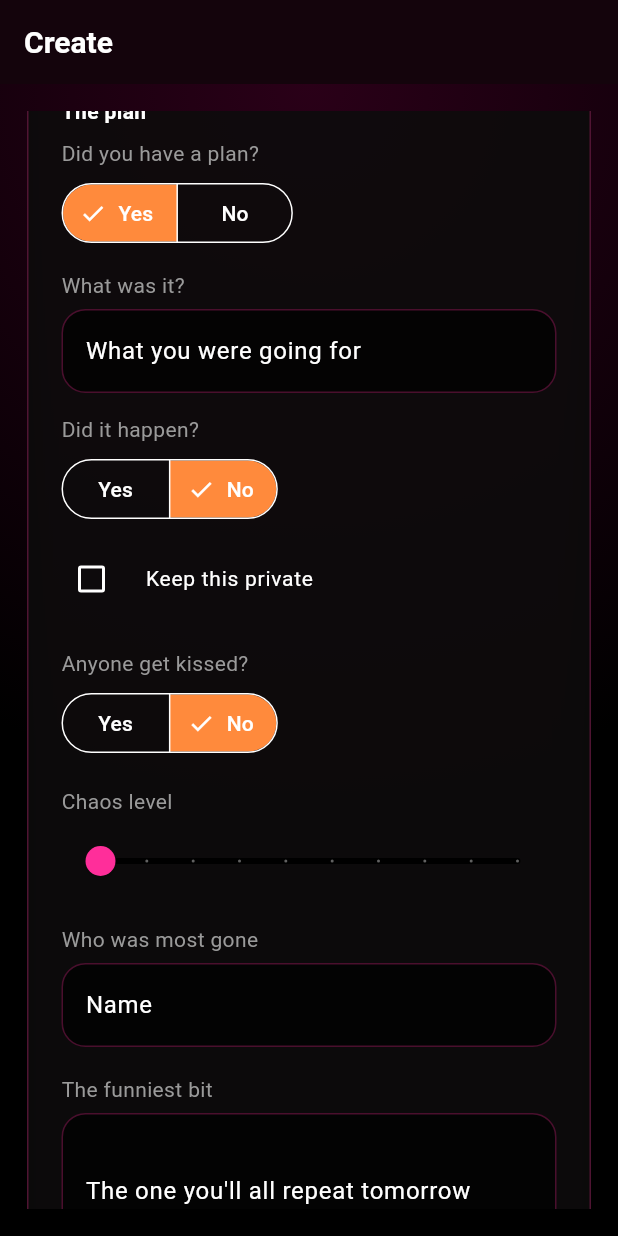
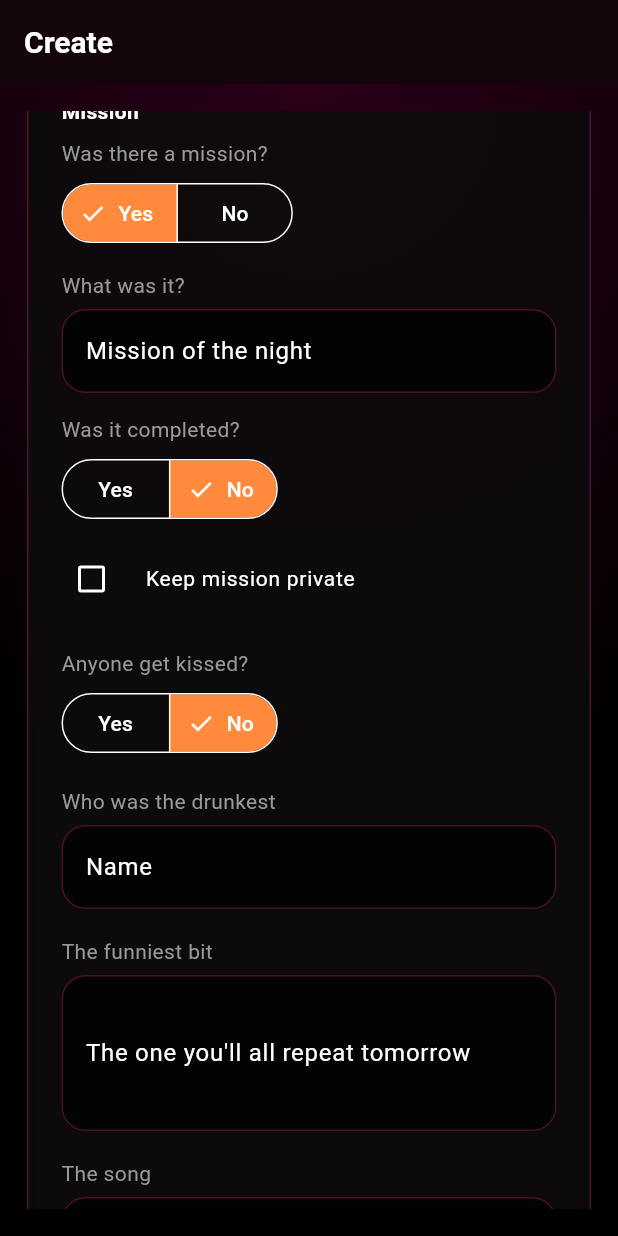
Before and after one commit to sallyrobinreeve-svg/mynightcap, a Flutter app: the EntryEditorScreen screen opened directly, scrolled down 576 dp, after a tap on "Yes", on a phone screen of 412 x 824 dp. Run offline on Flutter 3.47's test engine with Material 3 defaults, Android fonts, the phone set to English and light mode, and no system bars; our stand-ins replace flutter_riverpod, go_router, image_picker, shared_preferences, supabase_flutter, video_player; accounts and stored records are empty; network calls fail.

Commit message:
Restore mission copy, drunkest prompt, and notable mentions.
Drop the chaos slider so the only rating is Rate the night. Keep the
kiss prompt and yes/no toggles.

Co-authored-by: sallyrobinreeve <sallyrobinreeve@icloud.com>

```diff
--- a/flutter_app/lib/data/prompts.dart
+++ b/flutter_app/lib/data/prompts.dart
@@ -28,8 +28,9 @@ class PromptDefinition {
   final bool canBePrivate;
 }
 
+const hiddenPromptIds = {'chaos'};
+
 const defaultPromptIds = [
-  'chaos',
   'whoWasDrunkest',
   'funniestThing',
   'songOfNight',
@@ -39,14 +40,8 @@ const defaultPromptIds = [
 
 const promptDefinitions = [
   PromptDefinition(
-    id: 'chaos',
-    label: 'Chaos level',
-    category: 'Recap',
-    inputType: PromptInputType.slider,
-  ),
-  PromptDefinition(
     id: 'whoWasDrunkest',
-    label: 'Who was most gone',
+    label: 'Who was the drunkest',
     category: 'Recap',
     inputType: PromptInputType.text,
     placeholder: 'Name',
@@ -105,23 +100,23 @@ const promptDefinitions = [
   ),
   PromptDefinition(
     id: 'tonightsObjective',
-    label: 'The plan',
-    category: 'The plan',
+    label: 'Mission of the night',
+    category: 'Mission',
     inputType: PromptInputType.text,
-    placeholder: 'What you were going for',
+    placeholder: 'What was the mission?',
   ),
   PromptDefinition(
     id: 'missionResult',
-    label: 'Did it land?',
-    category: 'The plan',
+    label: 'Mission result',
+    category: 'Mission',
     inputType: PromptInputType.text,
   ),
   PromptDefinition(
     id: 'generalComment',
-    label: 'Anything else',
+    label: 'Notable mentions',
     category: 'Reflection',
     inputType: PromptInputType.textarea,
-    placeholder: 'The rest of it',
+    placeholder: 'Anyone or anything else worth logging',
     canBePrivate: true,
   ),
   PromptDefinition(
@@ -160,7 +155,8 @@ List<PromptDefinition> extraPrompts() {
   final defaults = defaultPromptIds.toSet();
   return [
     for (final prompt in promptDefinitions)
-      if (!defaults.contains(prompt.id)) prompt,
+      if (!defaults.contains(prompt.id) && !hiddenPromptIds.contains(prompt.id))
+        prompt,
   ];
 }
 
--- a/flutter_app/lib/models/leaderboard_models.dart
+++ b/flutter_app/lib/models/leaderboard_models.dart
@@ -34,7 +34,7 @@ extension LeaderboardSortLabel on LeaderboardSort {
   String get title => switch (this) {
     LeaderboardSort.entries => 'Most entries',
     LeaderboardSort.rating => 'Highest avg rating',
-    LeaderboardSort.missions => 'Plans that landed',
+    LeaderboardSort.missions => 'Missions completed',
     LeaderboardSort.kisses => 'Kiss count',
     LeaderboardSort.clubVisits => 'Top club visits',
   };
--- a/flutter_app/lib/screens/entry_editor_screen.dart
+++ b/flutter_app/lib/screens/entry_editor_screen.dart
@@ -235,7 +235,7 @@ class _EntryEditorScreenState extends State<EntryEditorScreen> {
                   },
                 ),
                 const SizedBox(height: 12),
-                const Text('Rating'),
+                const Text('Rate the night'),
                 const SizedBox(height: 8),
                 Wrap(
                   spacing: 8,
--- a/flutter_app/lib/screens/feed_friends_screens.dart
+++ b/flutter_app/lib/screens/feed_friends_screens.dart
@@ -246,7 +246,7 @@ class FeedEntryCard extends StatelessWidget {
             if (entry.mission != null && entry.mission!.isNotEmpty) ...[
               const SizedBox(height: 8),
               Text(
-                'The plan: ${entry.mission}',
+                'Mission: ${entry.mission}',
                 maxLines: 1,
                 overflow: TextOverflow.ellipsis,
                 style: const TextStyle(color: NightColors.muted),
--- a/flutter_app/lib/widgets/entry_prompt_sections.dart
+++ b/flutter_app/lib/widgets/entry_prompt_sections.dart
@@ -61,9 +61,9 @@ class _MissionPromptSectionState extends State<MissionPromptSection> {
     return Column(
       crossAxisAlignment: CrossAxisAlignment.start,
       children: [
-        const Text('The plan', style: TextStyle(fontWeight: FontWeight.bold)),
+        const Text('Mission', style: TextStyle(fontWeight: FontWeight.bold)),
         const SizedBox(height: 8),
-        const Text('Did you have a plan?', style: TextStyle(color: NightColors.muted)),
+        const Text('Was there a mission?', style: TextStyle(color: NightColors.muted)),
         const SizedBox(height: 6),
         SegmentedButton<bool>(
           segments: const [
@@ -79,7 +79,7 @@ class _MissionPromptSectionState extends State<MissionPromptSection> {
           const SizedBox(height: 6),
           TextField(
             controller: _missionController,
-            decoration: nightInputDecoration('What you were going for'),
+            decoration: nightInputDecoration('Mission of the night'),
             onChanged: (value) {
               if (value.trim().isEmpty) {
                 widget.promptValues.remove('tonightsObjective');
@@ -90,7 +90,7 @@ class _MissionPromptSectionState extends State<MissionPromptSection> {
             },
           ),
           const SizedBox(height: 14),
-          const Text('Did it happen?', style: TextStyle(color: NightColors.muted)),
+          const Text('Was it completed?', style: TextStyle(color: NightColors.muted)),
           const SizedBox(height: 6),
           SegmentedButton<bool>(
             segments: const [
@@ -103,7 +103,7 @@ class _MissionPromptSectionState extends State<MissionPromptSection> {
           ),
           const SizedBox(height: 8),
           _SectionPrivacyToggle(
-            label: 'Keep this private',
+            label: 'Keep mission private',
             value: isPromptPrivate(widget.promptValues, 'tonightsObjective'),
             onChanged: (value) {
               if (value) {
--- a/mobile/lib/features/entries/create_entry_screen.dart
+++ b/mobile/lib/features/entries/create_entry_screen.dart
@@ -103,7 +103,7 @@ class _CreateEntryScreenState extends ConsumerState<CreateEntryScreen> {
               ),
             ),
             const SizedBox(height: 24),
-            _label('Rating'),
+            _label('Rate the night'),
             const SizedBox(height: 8),
             Row(
               children: [
@@ -125,7 +125,7 @@ class _CreateEntryScreenState extends ConsumerState<CreateEntryScreen> {
             TextField(
               key: const Key('create_drunkest'),
               controller: _drunkest,
-              decoration: const InputDecoration(hintText: 'Who was most gone'),
+              decoration: const InputDecoration(hintText: 'Who was the drunkest'),
             ),
             const SizedBox(height: 12),
             TextField(
@@ -137,7 +137,7 @@ class _CreateEntryScreenState extends ConsumerState<CreateEntryScreen> {
             TextField(
               key: const Key('create_mission'),
               controller: _mission,
-              decoration: const InputDecoration(hintText: 'The plan'),
+              decoration: const InputDecoration(hintText: 'Mission of the night'),
             ),
             const SizedBox(height: 24),
             _label('Visibility'),
--- a/mobile/lib/features/entries/entry_detail_screen.dart
+++ b/mobile/lib/features/entries/entry_detail_screen.dart
@@ -8,10 +8,10 @@ import 'entry_detail.dart';
 import 'entry_detail_repository.dart';
 
 const _promptLabels = <String, String>{
-  'drunkest': 'Who was most gone',
+  'drunkest': 'Who was the drunkest',
   'funniest': 'The funniest bit',
-  'mission': 'The plan',
-  'success': 'Did it land?',
+  'mission': 'Mission of the night',
+  'success': 'Mission accomplished?',
   'kissedWho': 'Who with?',
 };
 
--- a/mobile/lib/features/feed/feed_screen.dart
+++ b/mobile/lib/features/feed/feed_screen.dart
@@ -171,7 +171,7 @@ class _EntryCard extends StatelessWidget {
                   if (entry.mission != null && entry.mission!.isNotEmpty) ...[
                     const SizedBox(height: 4),
                     Text(
-                      'The plan: ${entry.mission}',
+                      'Mission: ${entry.mission}',
                       maxLines: 1,
                       overflow: TextOverflow.ellipsis,
                       style: const TextStyle(color: kMuted, fontSize: 13),
```
Also changed, not shown: 10 other files.
